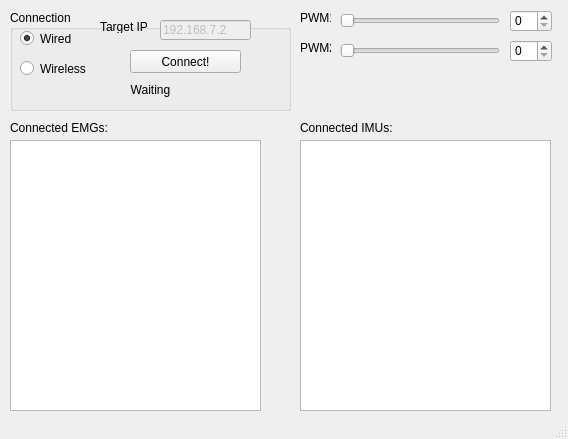
The window that SoftWEAR/Python/gui.ui (medioman22/Wearable-Software) describes before a commit, drawn with Qt 5.
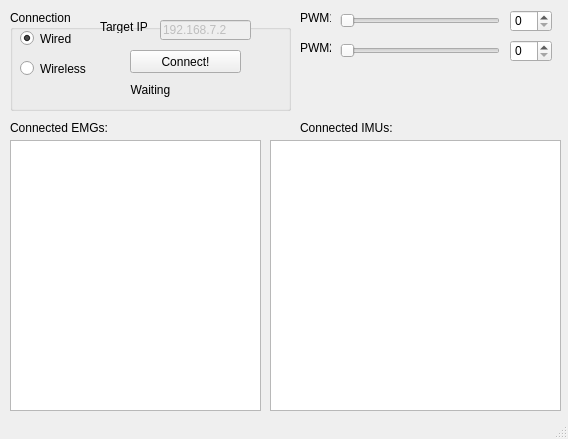
The same window after the commit.

Patch:
```diff
--- a/SoftWEAR/Python/gui.ui
+++ b/SoftWEAR/Python/gui.ui
@@ -257,9 +257,9 @@
    <widget class="QTextEdit" name="tdisp_devices_imu">
     <property name="geometry">
      <rect>
-      <x>300</x>
+      <x>270</x>
       <y>140</y>
-      <width>251</width>
+      <width>291</width>
       <height>271</height>
      </rect>
     </property>
```
